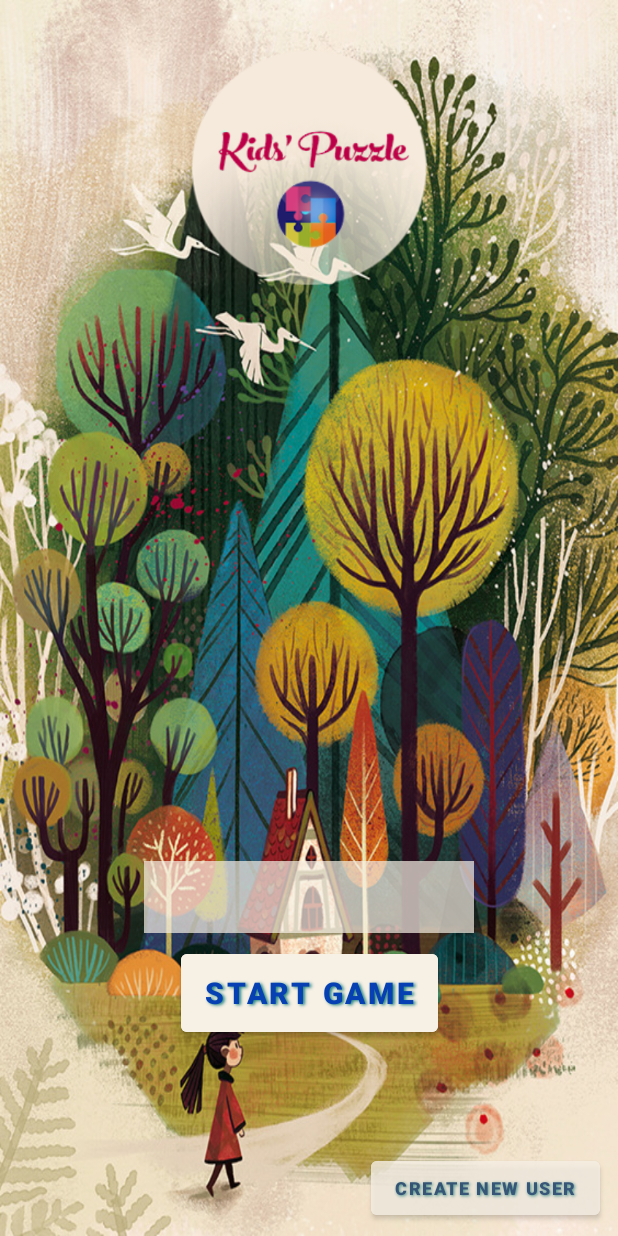
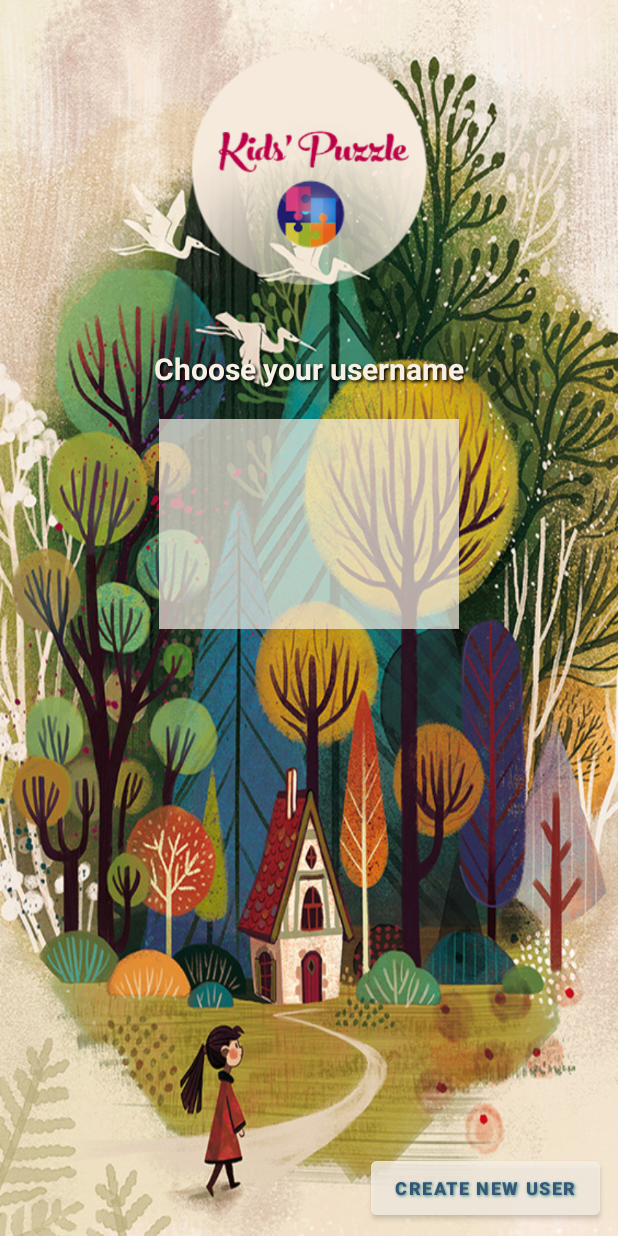
Before and after one commit to SantaKolosovska/KidsPuzzle, an Android app: the screen it shows after launch (StartActivity), on a phone screen of 412 x 824 dp. Run offline under Robolectric (Android 15) with nearby library versions, the phone set to English and light mode, and no system bars.

Commit message:
removed start button from start activity, modified listview, added methods to score activity

```diff
--- a/app/src/main/java/lv/marmog/androidpuzzlegame/StartActivity.java
+++ b/app/src/main/java/lv/marmog/androidpuzzlegame/StartActivity.java
@@ -43,7 +43,7 @@ public class StartActivity extends AppCompatActivity {
         usernamesListView.setOnItemClickListener(listViewListener);
 
         //value for buttons that is find by id that is created in layout
-        btnLogin = (Button) findViewById(R.id.StartGame);
+//        btnLogin = (Button) findViewById(R.id.StartGame);
         btnCreateNewUser = (Button) findViewById(R.id.createUsername);
 
         //setOnClickListener for buttons
--- a/app/src/main/res/layout/activity_start.xml
+++ b/app/src/main/res/layout/activity_start.xml
@@ -21,57 +21,49 @@
         app:srcCompat="@drawable/puzzle_game_logo" />
 
 
+    <TextView
+        android:id="@+id/choose_username_textview"
+        android:layout_width="wrap_content"
+        android:layout_height="wrap_content"
+        app:layout_constraintStart_toStartOf="parent"
+        app:layout_constraintEnd_toEndOf="parent"
+        app:layout_constraintTop_toBottomOf="@id/logo"
+        android:layout_marginTop="40dp"
+        android:text="Choose your username"
+        android:textColor="@color/beige"
+        android:textStyle="bold"
+        android:textSize="20dp"
+        android:shadowColor="@color/black"
+        android:shadowDx="2"
+        android:shadowDy="2"
+        android:shadowRadius="2"
+        />
 
     <ImageView
         android:id="@+id/list_background"
-        android:layout_width="220dp"
-        android:layout_height="48dp"
+        android:layout_width="200dp"
+        android:layout_height="140dp"
         android:alpha="0.7"
         android:background="@color/beige"
         android:scrollbarThumbVertical="@color/design_default_color_primary"
-        app:layout_constraintBottom_toTopOf="@id/StartGame"
+        app:layout_constraintTop_toBottomOf="@id/choose_username_textview"
         app:layout_constraintEnd_toEndOf="parent"
         app:layout_constraintStart_toStartOf="parent"
-        android:layout_marginBottom="8dp">
+        android:layout_marginTop="20dp">
     </ImageView>
-
-
-
 
     <ListView
         android:id="@+id/list_usernames"
-        android:layout_width="220dp"
-        android:layout_height="48dp"
+        android:layout_width="200dp"
+        android:layout_height="140dp"
         android:scrollbarThumbVertical="@color/design_default_color_primary"
-        app:layout_constraintBottom_toTopOf="@id/StartGame"
+        app:layout_constraintTop_toBottomOf="@id/choose_username_textview"
         app:layout_constraintEnd_toEndOf="parent"
         app:layout_constraintStart_toStartOf="parent"
-        android:layout_marginBottom="8dp">
+        android:layout_marginTop="20dp"
+        >
     </ListView>
 
-
-
-    <Button
-        android:id="@+id/StartGame"
-        android:layout_width="wrap_content"
-        android:layout_height="64dp"
-        android:layout_marginBottom="130dp"
-        android:alpha="1"
-        android:backgroundTint="@color/beige"
-        android:onClick="startGame"
-        android:shadowColor="@color/teal"
-        android:shadowDx="2"
-        android:shadowDy="1"
-        android:shadowRadius="2"
-        android:text="Start game"
-        android:textAlignment="center"
-        android:textColor="@color/blue_dark"
-        android:textSize="20sp"
-        android:textStyle="bold"
-        app:layout_constraintBottom_toBottomOf="parent"
-        app:layout_constraintEnd_toEndOf="parent"
-        app:layout_constraintStart_toStartOf="parent"
-        />
 
     <Button
         android:id="@+id/createUsername"
@@ -81,7 +73,6 @@
         android:layout_marginBottom="8dp"
         android:alpha="0.8"
         android:backgroundTint="@color/beige"
-        android:onClick="createUsername"
         android:shadowColor="@color/teal"
         android:shadowDx="1"
         android:shadowDy="1"
```
Also changed, not shown: app/src/main/java/lv/marmog/androidpuzzlegame/PuzzleActivity.java (+38 -36 lines), app/src/main/java/lv/marmog/androidpuzzlegame/ScoreActivity.java (+39 -7 lines), app/src/main/res/layout/activity_score.xml (+3 -4 lines).
